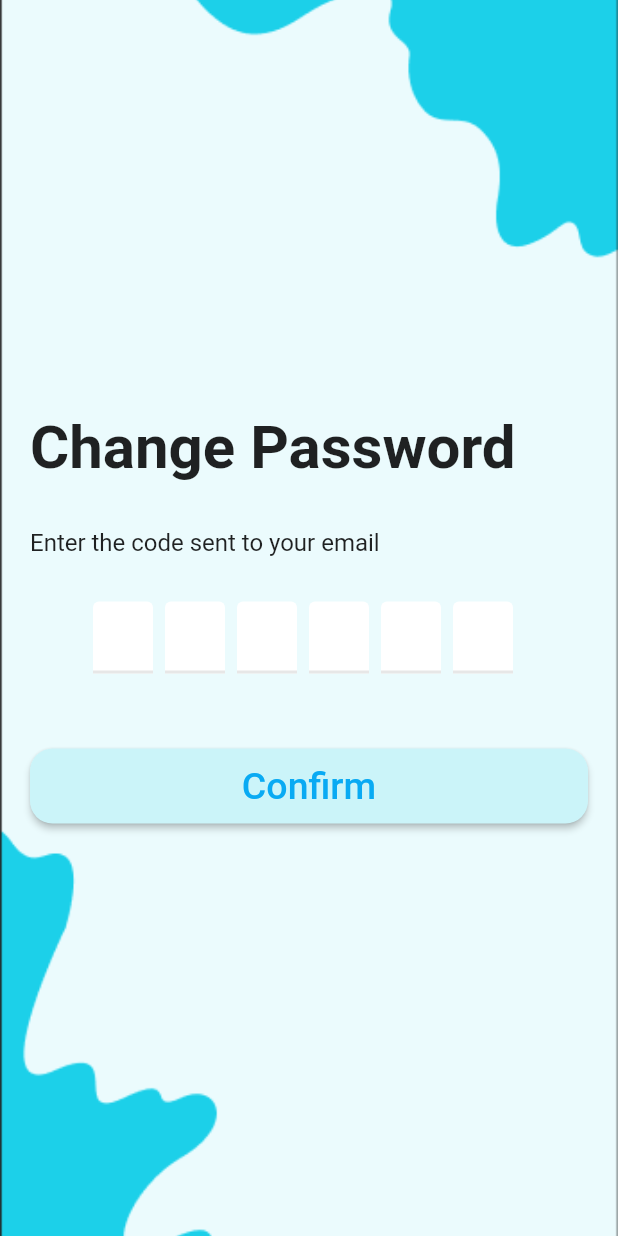
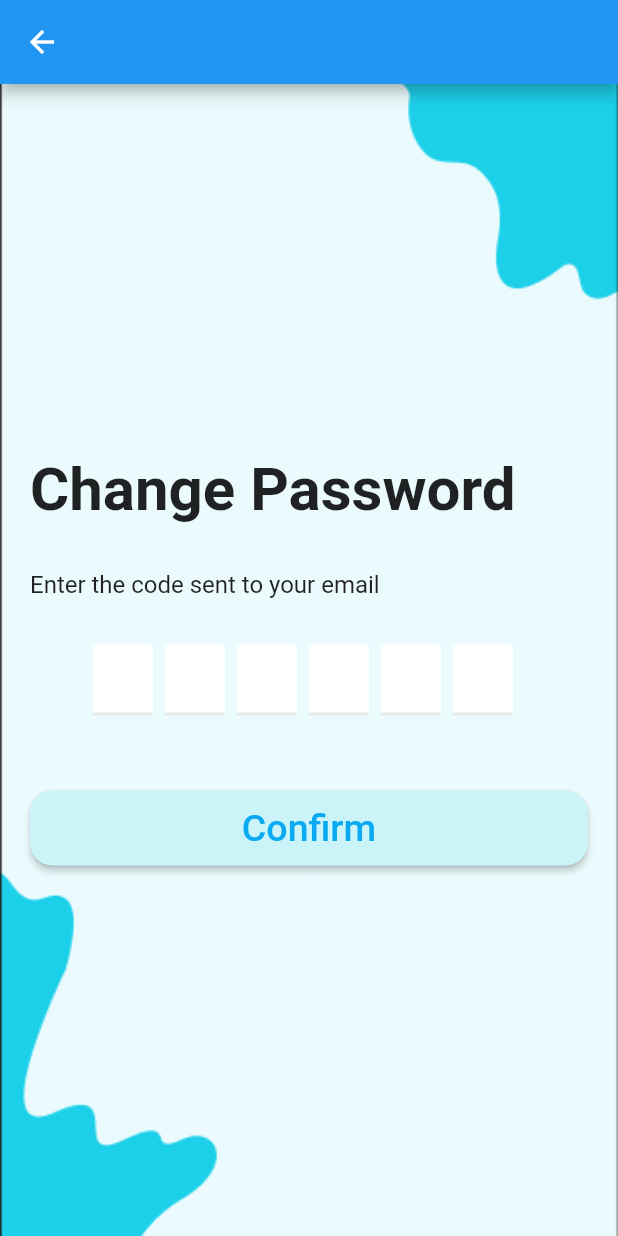
Before and after one commit to vuaspro1/english_learning, a Flutter app: the CodeOTP screen opened directly, on a phone screen of 412 x 824 dp. Run offline on Flutter 3.47's test engine with Material 2 defaults, Android fonts, the light colour scheme and no system bars; drawn by our look-alikes of flutter_otp_text_field; our stand-ins replace get, google_fonts.

Commit message:
Update AppBar 11/10/2023

```diff
--- a/lib/src/features/authentication/screens/forgotpassword/code_pw.dart
+++ b/lib/src/features/authentication/screens/forgotpassword/code_pw.dart
@@ -19,7 +19,16 @@ class _CodeOTPState extends State<CodeOTP> {
   Widget build(BuildContext context) {
     return SafeArea(
         child: Scaffold(
-          backgroundColor: tBackGroundColor,
+          appBar: AppBar(
+            leading: IconButton(
+              icon: const Icon(Icons.arrow_back), // Sử dụng biểu tượng mũi tên quay lại
+              onPressed: () {
+                // Xử lý sự kiện khi người dùng nhấn biểu tượng
+                // Điều hướng đến trang khác ở đây
+                Navigator.pop(context);
+              },
+            ),
+          ),
           body: Center(
             child: Container(
             decoration: const BoxDecoration(
```
Also changed, not shown: lib/src/features/authentication/screens/forgotpassword/new_pw.dart (+10 -1 lines), lib/src/features/authentication/screens/forgotpassword/phone_pw.dart (+10 -1 lines), 2 other files.
